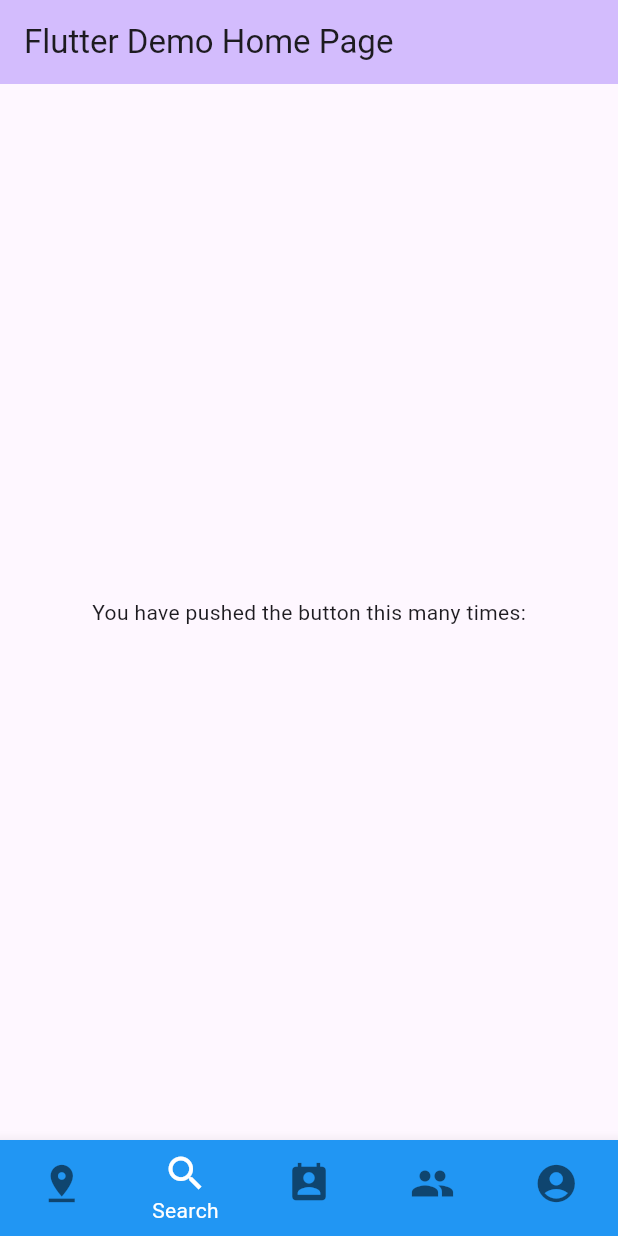
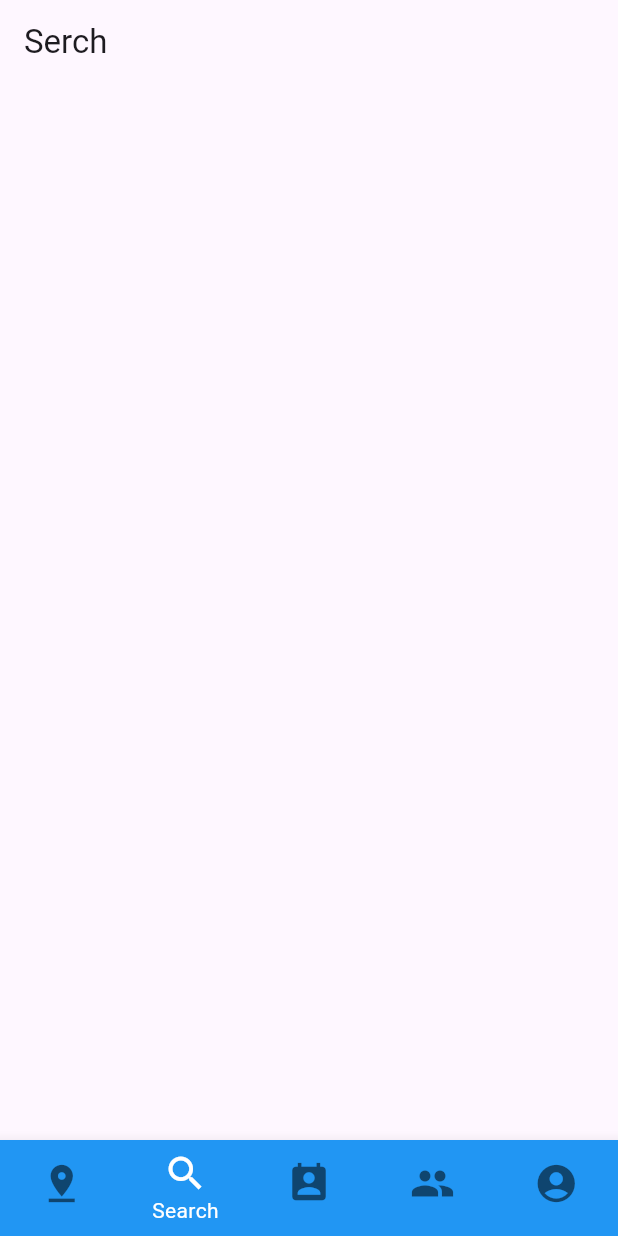
Before and after one commit to yambaru-hackathon/Group-8, a Flutter app: the screen it shows after launch, item 2 of the bottom bar chosen, on a phone screen of 412 x 824 dp. Run offline on Flutter 3.47's test engine with Material 3 defaults, Android fonts, the phone set to English and light mode, and no system bars.

Commit message:
画面遷移用のファイルを作った

```diff
--- /dev/null
+++ b/lib/Pages/search_page.dart
@@ -0,0 +1,12 @@
+import 'package:flutter/material.dart';
+
+class SearchPage extends StatelessWidget {
+  const SearchPage({super.key});
+
+  @override
+  Widget build(BuildContext context) {
+    return Scaffold(
+      appBar: AppBar(title: const Text('Serch')),
+    );
+  }
+}
--- a/lib/main.dart
+++ b/lib/main.dart
@@ -1,4 +1,9 @@
 import 'package:flutter/material.dart';
+import 'package:goup8_app/Pages/account_page.dart';
+import 'package:goup8_app/Pages/group_page.dart';
+import 'package:goup8_app/Pages/map_page.dart';
+import 'package:goup8_app/Pages/schedule_page.dart';
+import 'package:goup8_app/Pages/search_page.dart';
 
 void main() {
   runApp(const MyApp());
@@ -31,24 +36,18 @@ class MyHomePage extends StatefulWidget {
 
 class _MyHomePageState extends State<MyHomePage> {
   int _currentIndex = 0;
+  final _pageWidgets = {
+    const MapPage(),
+    const SearchPage(),
+    const SchedulePage(),
+    const GroupPage(),
+    const AccountPage(),
+  };
 
   @override
   Widget build(BuildContext context) {
     return Scaffold(
-      appBar: AppBar(
-        backgroundColor: Theme.of(context).colorScheme.inversePrimary,
-        title: Text(widget.title),
-      ),
-      body: const Center(
-        child: Column(
-          mainAxisAlignment: MainAxisAlignment.center,
-          children: <Widget>[
-            Text(
-              'You have pushed the button this many times:',
-            ),
-          ],
-        ),
-      ),
+      body: _pageWidgets.elementAt(_currentIndex),
       bottomNavigationBar: BottomNavigationBar(
         showUnselectedLabels: false,
         items: const <BottomNavigationBarItem>[
```
Also changed, not shown: lib/Pages/account_page.dart (added, +12 -0 lines), lib/Pages/group_page.dart (added, +12 -0 lines), lib/Pages/map_page.dart (added, +12 -0 lines), lib/Pages/schedule_page.dart (added, +12 -0 lines).
